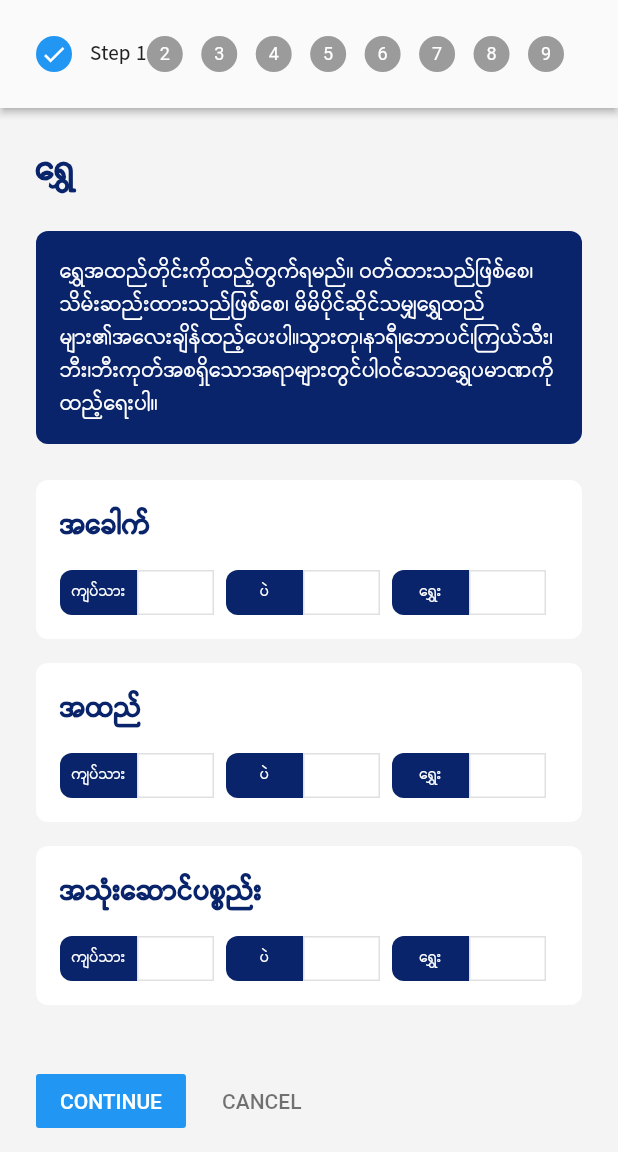
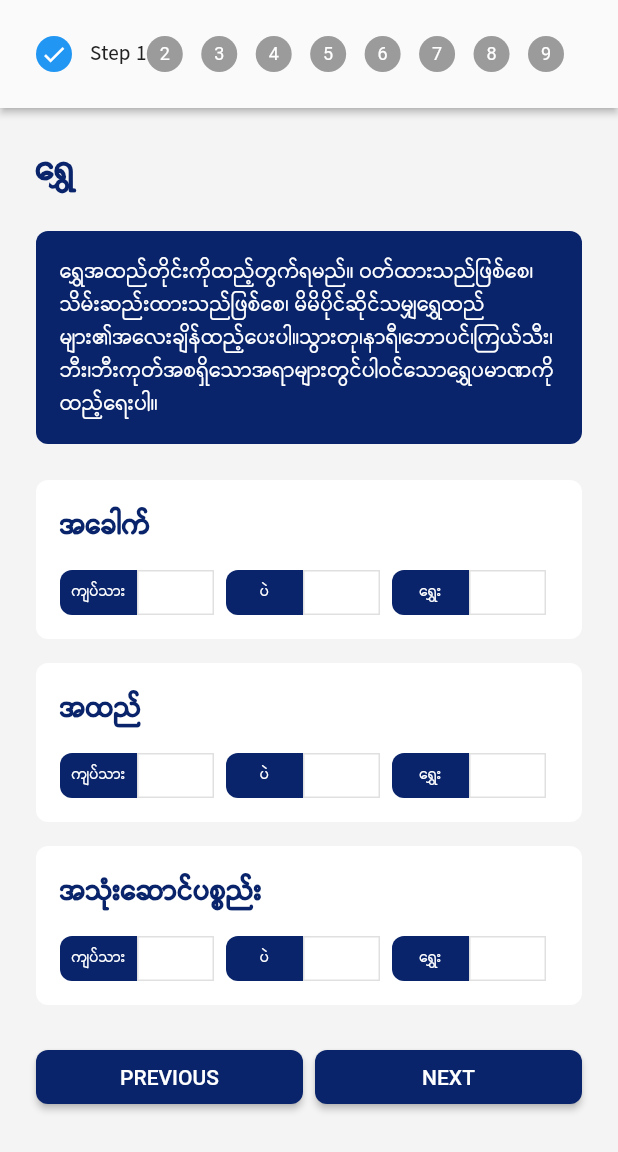
Before and after one commit to aungmyooo2k17/masalah, a Flutter app: the ZakatCalculator screen opened directly, on a phone screen of 412 x 824 dp, the part 84-1236 px from its top. Run offline on Flutter 3.47's test engine with Material 2 defaults, Android fonts, the phone set to English and light mode, and no system bars; our stand-ins replace adhan, connectivity_plus, flutter_local_notifications, flutter_svg, geolocator, get and 4 more; missing offline and left inert: android_alarm_manager_plus, flutter_qiblah; accounts and stored records are empty; network calls fail.

Commit message:
ui zakat calculator btn updated

```diff
--- a/lib/screens/converter_screen/zakat_calculator_screen.dart
+++ b/lib/screens/converter_screen/zakat_calculator_screen.dart
@@ -162,56 +162,55 @@ class _ZakatCalculatorState extends State<ZakatCalculator> {
         type: StepperType.horizontal,
         physics: ScrollPhysics(),
         currentStep: _currentStep,
-        // onStepTapped: (step) => tapped(step),
+        onStepTapped: (step) => tapped(step),
         onStepContinue: continued,
         onStepCancel: cancel,
-        // controlsBuilder: (BuildContext context,
-        //     {VoidCallback? onStepContinue, VoidCallback? onStepCancel}) {
-        //   return Row(
-        //     children: <Widget>[
-        //       Flexible(
-        //         child: Container(
-        //           margin: EdgeInsets.only(right: 4.0),
-        //           width: 1000.0,
-        //           child: ElevatedButton(
-        //             style: ButtonStyle(
-        //               backgroundColor:
-        //                   MaterialStateProperty.all(AppColors.primaryText),
-        //               shape: MaterialStateProperty.all<RoundedRectangleBorder>(
-        //                 RoundedRectangleBorder(
-        //                   borderRadius: BorderRadius.circular(8.0),
-        //                 ),
-        //               ),
-        //             ),
-        //             child: Text('PREVIOUS'),
-        //             onPressed: onStepCancel,
-        //           ),
-        //         ),
-        //         flex: 1,
-        //       ),
-        //       Flexible(
-        //         child: Container(
-        //           margin: EdgeInsets.only(left: 4.0),
-        //           width: 1000.0,
-        //           child: ElevatedButton(
-        //             style: ButtonStyle(
-        //               backgroundColor:
-        //                   MaterialStateProperty.all(AppColors.primaryText),
-        //               shape: MaterialStateProperty.all<RoundedRectangleBorder>(
-        //                 RoundedRectangleBorder(
-        //                   borderRadius: BorderRadius.circular(8.0),
-        //                 ),
-        //               ),
-        //             ),
-        //             child: Text('NEXT'),
-        //             onPressed: onStepContinue,
-        //           ),
-        //         ),
-        //         flex: 1,
-        //       ),
-        //     ],
-        //   );
-        // },
+        controlsBuilder: (BuildContext context, ControlsDetails details) {
+          return Row(
+            children: <Widget>[
+              Flexible(
+                child: Container(
+                  margin: EdgeInsets.only(right: 4.0),
+                  width: 1000.0,
+                  child: ElevatedButton(
+                    style: ButtonStyle(
+                      backgroundColor:
+                          MaterialStateProperty.all(AppColors.primaryText),
+                      shape: MaterialStateProperty.all<RoundedRectangleBorder>(
+                        RoundedRectangleBorder(
+                          borderRadius: BorderRadius.circular(8.0),
+                        ),
+                      ),
+                    ),
+                    child: Text('PREVIOUS'),
+                    onPressed: details.onStepCancel,
+                  ),
+                ),
+                flex: 1,
+              ),
+              Flexible(
+                child: Container(
+                  margin: EdgeInsets.only(left: 4.0),
+                  width: 1000.0,
+                  child: ElevatedButton(
+                    style: ButtonStyle(
+                      backgroundColor:
+                          MaterialStateProperty.all(AppColors.primaryText),
+                      shape: MaterialStateProperty.all<RoundedRectangleBorder>(
+                        RoundedRectangleBorder(
+                          borderRadius: BorderRadius.circular(8.0),
+                        ),
+                      ),
+                    ),
+                    child: Text('NEXT'),
+                    onPressed: details.onStepContinue,
+                  ),
+                ),
+                flex: 1,
+              ),
+            ],
+          );
+        },
         steps: <Step>[
           Step(
             title: RegularText(
@@ -2048,8 +2047,9 @@ class _ZakatCalculatorState extends State<ZakatCalculator> {
                       TextFormField(
                         controller: inHandSuHtarTaw,
                         keyboardType: TextInputType.number,
-                        decoration:
-                            InputDecoration(labelText: 'စုဆောင်းထားသော',),
+                        decoration: InputDecoration(
+                          labelText: 'စုဆောင်းထားသော',
+                        ),
                       ),
                       TextFormField(
                         controller: inHandPyitceeSold,
```
Also changed, not shown: lib/screens/converter_screen/zakat_calculator_edit_screen.dart (+49 -50 lines).
